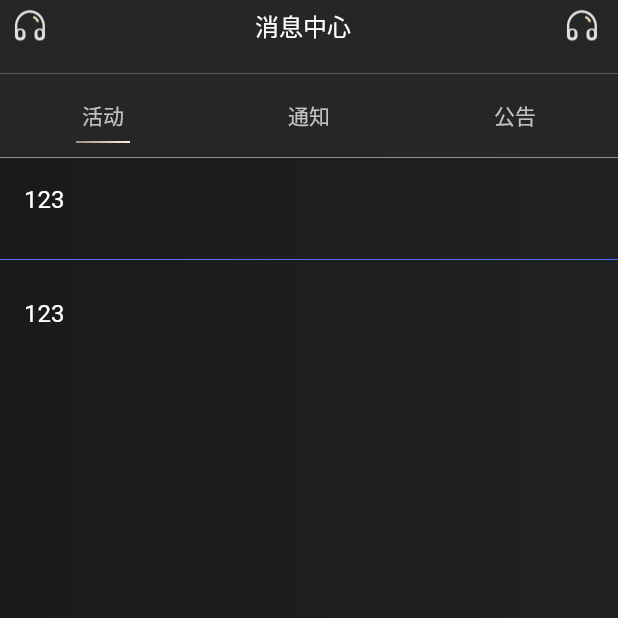
After one commit to a87835546/flutter-demo, a Flutter app: the MessageCenter screen opened directly, after a tap on "123", on a phone screen of 412 x 824 dp, the top half of it. The commit adds this screen. Run offline on Flutter 3.47's test engine with Material 2 defaults, Android fonts, the phone set to English and light mode, and no system bars; drawn by our look-alikes of card_swiper, pull_to_refresh; our stand-ins replace badges, device_info, dio, fluttertoast, logger and 2 more; missing offline and left inert: dart:ffi; accounts and stored records are empty; network calls fail.

Commit message:
add:添加侧滑，我的消息页面

```diff
--- a/lib/base_page/base_page.dart
+++ b/lib/base_page/base_page.dart
@@ -3,6 +3,7 @@ import 'dart:developer';
 import 'package:flutter/cupertino.dart';
 import 'package:flutter/material.dart';
 import 'package:flutter_demo/login&register/login.dart';
+import 'package:flutter_demo/utils/app_singleton.dart';
 import 'package:flutter_demo/utils/http_manager.dart';
 import 'package:pull_to_refresh/pull_to_refresh.dart';
 
@@ -74,4 +75,9 @@ class BasePage {
   Future getData() async {
     return true;
   }
+
+  /// 已经登录，！= null
+  bool checkLogin(){
+    return AppSingleton.userInfoModel?.token != null;
+  }
 }
--- a/lib/login&register/login.dart
+++ b/lib/login&register/login.dart
@@ -210,7 +210,7 @@ class _LoginPageState extends State<LoginPage> {
                 log("value ----->>>>>> $value");
                 if (value != null && value.runtimeType == UserInfoModel) {
                   setState(() {
-                    AppSingleton.userInfoModel = value as UserInfoModel;
+                    // AppSingleton.setUserInfoModel(value as UserInfoModel);
                   });
                   Navigator.pop(context, true);
                 } else {
--- a/lib/login&register/login_request.dart
+++ b/lib/login&register/login_request.dart
@@ -16,7 +16,7 @@ class LoginRequest {
       if(value['code'] == 200) {
 
         model = UserInfoModel.jsonToObject(value['data']);
-        AppSingleton.userInfoModel = model as UserInfoModel;
+        // AppSingleton.setUserInfoModel(value as UserInfoModel);
         log("login by user name result:$value    model : $model");
       }else{
         log("login error $value");
@@ -53,7 +53,7 @@ class LoginRequest {
       if(value['code'] == 200) {
 
         model = UserInfoModel.jsonToObject(value['data']);
-        AppSingleton.userInfoModel = model as UserInfoModel;
+        // AppSingleton.setUserInfoModel(value as UserInfoModel);
         log("login by user name result:$value    model : $model");
       }else{
         log("login error $value");
--- a/lib/main.dart
+++ b/lib/main.dart
@@ -19,6 +19,7 @@ import 'home/stateful_use.dart';
 import 'home/swiper_demo.dart';
 import 'home/webview_use.dart';
 import 'home/widget_lifecycle.dart';
+import 'mine/message_center.dart';
 import 'mine/mine.dart';
 
 void main() {
@@ -28,13 +29,15 @@ void main() {
 class MyApp extends StatelessWidget {
 
   MyApp({Key? key}) : super(key: key);
+
+  dynamic a = AppSingleton.getInstance();
   @override
-  late int i ;
+
   Widget build(BuildContext context) {
     return MaterialApp(
       title: 'Flutter Demo',
       theme: ThemeData(
-        brightness: AppSingleton.brightness??Brightness.light,
+        // brightness: AppSingleton.brightness??Brightness.light,
         primarySwatch: Colors.blue,
       ),
       // home: const MyHomePage(title: 'Flutter Demo Home Page'),
@@ -68,7 +71,6 @@ class MyHomePage extends StatefulWidget {
   const MyHomePage({Key? key, required this.title}) : super(key: key);
 
   final String title;
-
   @override
   State<MyHomePage> createState() => _MyHomePageState();
 }
--- /dev/null
+++ b/lib/mine/message_activity.dart
@@ -0,0 +1,67 @@
+import 'dart:developer';
+
+import 'package:flutter/cupertino.dart';
+import 'package:flutter/material.dart';
+import 'package:flutter_demo/base_page/base_page.dart';
+import 'package:flutter_demo/utils/color_util.dart';
+import 'package:pull_to_refresh/pull_to_refresh.dart';
+
+class MessageActivity extends StatefulWidget {
+  const MessageActivity({Key? key}) : super(key: key);
+
+  @override
+  State<StatefulWidget> createState() => _MessageActivityState();
+}
+
+class _MessageActivityState extends State<MessageActivity> with BasePage {
+  RefreshController refreshController = RefreshController();
+
+  @override
+  Widget build(BuildContext context) {
+    return Container(
+      decoration: BoxDecoration(
+        gradient: LinearGradient(
+          colors: [ColorUtil.hexColor("0x1A1A1C"),ColorUtil.hexColor("0x202123")]
+        )
+      ),
+        child: SmartRefresher(
+
+      controller: refreshController,
+      onRefresh: () {
+        log("下拉刷新");
+        refreshController.refreshCompleted();
+      },
+      onLoading: () {
+        log("加载更多");
+        refreshController.loadComplete();
+      },
+      child: show ? setNetError(context) : _createView(),
+    ));
+  }
+
+  Widget _createView() {
+    return ListView.separated(
+        itemBuilder: (context, index) {
+          return GestureDetector(
+            onTap: (){
+              log("activity page click cell index : $index");
+            },
+            child:  Container(
+              height: 60,
+              child: ListTile(
+                title: Text("123",style: TextStyle(
+                    color: Colors.white
+                ),),
+              ),
+            ),
+          );
+        },
+        separatorBuilder: (context, index) {
+          return Divider(
+            color: Colors.indigoAccent,
+          );
+        },
+
+        itemCount: 2);
+  }
+}
--- /dev/null
+++ b/lib/mine/message_announcement.dart
@@ -0,0 +1,61 @@
+import 'dart:developer';
+
+import 'package:flutter/cupertino.dart';
+import 'package:flutter/material.dart';
+import 'package:flutter_demo/base_page/base_page.dart';
+import 'package:pull_to_refresh/pull_to_refresh.dart';
+
+class MessageAnnouncement extends StatefulWidget {
+  const MessageAnnouncement({Key? key}) : super(key: key);
+
+  @override
+  State<StatefulWidget> createState() => _MessageAnnouncementState();
+}
+
+class _MessageAnnouncementState extends State<MessageAnnouncement>
+    with BasePage {
+  RefreshController refreshController = RefreshController();
+
+  @override
+  Widget build(BuildContext context) {
+    return Container(
+        child: SmartRefresher(
+      controller: refreshController,
+      onRefresh: () {
+        log("下拉刷新");
+        refreshController.refreshCompleted();
+      },
+      onLoading: () {
+        log("加载更多");
+        refreshController.loadComplete();
+      },
+      child: show ? setNetError(context) : _createView(),
+    ));
+  }
+
+  Widget _createView() {
+    return ListView.separated(
+        itemBuilder: (context, index) {
+          return GestureDetector(
+            onTap: (){
+              log("announcement page click cell index : $index");
+            },
+            child:  Container(
+              height: 60,
+              child: ListTile(
+                title: Text("123",style: TextStyle(
+                    color: Colors.blue
+                ),),
+              ),
+            ),
+          );
+        },
+        separatorBuilder: (context, index) {
+          return Divider(
+            color: Colors.indigoAccent,
+          );
+        },
+
+        itemCount: 10);
+  }
+}
--- /dev/null
+++ b/lib/mine/message_center.dart
@@ -0,0 +1,190 @@
+import 'dart:developer';
+
+import 'package:card_swiper/card_swiper.dart';
+import 'package:flutter/cupertino.dart';
+import 'package:flutter/material.dart';
+import 'package:flutter_demo/mine/message_activity.dart';
+import 'package:flutter_demo/mine/message_announcement.dart';
+import 'package:flutter_demo/mine/message_notifacation.dart';
+import 'package:flutter_demo/mine/widget/message_app_bar.dart';
+import 'package:flutter_demo/utils/color_util.dart';
+
+class MessageCenter extends StatefulWidget {
+  final double width;
+
+  const MessageCenter({Key? key, required this.width}) : super(key: key);
+
+  @override
+  State<StatefulWidget> createState() => _MessageCenterState();
+}
+
+class _MessageCenterState extends State<MessageCenter>
+    with SingleTickerProviderStateMixin {
+  final titles = ['活动', '通知', '公告'];
+  final pages = [const MessageActivity(),MessageNotification(),MessageAnnouncement()];
+  static const double itemWidth = 30;
+  static const double lineScale = 1.2;
+  AnimationController? animationController;
+  SwiperController _swiperController = SwiperController();
+  num x = 0;
+
+  @override
+  void initState() {
+    // TODO: implement initState
+    super.initState();
+    animationController = AnimationController(
+        duration: const Duration(milliseconds: 300), vsync: this);
+    CurvedAnimation animation = CurvedAnimation(
+        parent: animationController!, curve: Curves.fastLinearToSlowEaseIn)
+      ..addStatusListener((status) {
+        log("listen status $status");
+      });
+    getX(0);
+  }
+
+  @override
+  void dispose() {
+    super.dispose();
+    animationController?.dispose();
+  }
+
+  void getX(int index) {
+    double width = widget.width;
+    num temp = 0;
+    num item = width / 3;
+    temp = item / 2;
+    temp = temp - itemWidth * lineScale / 2;
+    temp = item * index + temp;
+    setState(() {
+      x = temp;
+    });
+  }
+
+  @override
+  Widget build(BuildContext context) {
+    double width = MediaQuery.of(context).size.width;
+    double top = MediaQuery.of(context).padding.top;
+    return Scaffold(
+      body: Container(
+        child: Column(
+          mainAxisAlignment: MainAxisAlignment.center,
+          children: [
+            MessageAppBar(topPadding: top),
+            Container(
+              color: const Color(0xff252626),
+              child: Column(
+                children: [
+                  Container(
+                      height: 40,
+                      width: width,
+                      alignment: Alignment.center,
+                      child: ListView.builder(
+                        itemBuilder: (BuildContext context, int index) {
+                          return Container(
+                            width: width / titles.length,
+                            height: 38,
+                            child: ListTile(
+                                title: GestureDetector(
+                              onTap: () {
+                                getX(index);
+                                animationController?.forward();
+                              },
+                              child: Container(
+                                width: itemWidth,
+                                child: Text(
+                                  titles[index],
+                                  style: const TextStyle(
+                                      color: Color(0xffc1c1c4), fontSize: 14),
+                                  textAlign: TextAlign.center,
+                                ),
+                              ),
+                            )),
+                          );
+                        },
+                        shrinkWrap: true,
+                        scrollDirection: Axis.horizontal,
+                        itemCount: 3,
+                      )),
+                  Padding(
+                    padding: const EdgeInsets.only(top: 5, bottom: 10),
+                    child: Container(
+                      width: width,
+                      height: 1,
+                      child: Stack(
+                        children: [
+                          // AnimatedBuilder(animation: animationController!, builder: (context,child){
+                          //   return Container(
+                          //             height: 2,
+                          //             width: itemWidth*lineScale,
+                          //             decoration: BoxDecoration(
+                          //               gradient: LinearGradient(
+                          //                 colors: [ColorUtil.hexColor('0xA1927F'),ColorUtil.hexColor('0xFFF1E3')]
+                          //               )
+                          //   )
+                          //   );
+                          // }),
+                          // Transform.translate(
+                          //   offset: Offset(x.toDouble(), 0),
+                          //   child: Container(
+                          //     height: 2,
+                          //     width: itemWidth * lineScale,
+                          //     decoration: BoxDecoration(
+                          //         gradient: LinearGradient(colors: [
+                          //       ColorUtil.hexColor('0xA1927F'),
+                          //       ColorUtil.hexColor('0xFFF1E3')
+                          //     ])),
+                          //   ),
+                          // ),
+                          Positioned(
+                              left: x.toDouble(),
+                              child: Container(
+                                height: 2,
+                                width: itemWidth * lineScale,
+                                decoration: BoxDecoration(
+                                    gradient: LinearGradient(colors: [
+                                  ColorUtil.hexColor('0xA1927F'),
+                                  ColorUtil.hexColor('0xFFF1E3')
+                                ])),
+                              ))
+                        ],
+                      ),
+                    ),
+                  )
+                ],
+              ),
+            ),
+            Expanded(
+                child: Container(
+              child: _createScroll(),
+            ))
+          ],
+        ),
+      ),
+    );
+  }
+
+  Widget _createScroll() {
+    return ListView.builder(
+      itemBuilder: (context, index) {
+        return Container(
+          width: widget.width,
+          child: Swiper(
+              itemCount: titles.length,
+              itemBuilder: (context, index) {
+                return pages[index];
+              },
+              controller: _swiperController,
+              onTap: (int index) async {
+                print("swiper index ---- >>>> ${titles[index]}");
+              },
+              onIndexChanged: (index) {
+                log("index --- >>>$index");
+                getX(index);
+              }),
+        );
+      },
+      itemCount: titles.length,
+      scrollDirection: Axis.horizontal,
+    );
+  }
+}
--- /dev/null
+++ b/lib/mine/message_notifacation.dart
@@ -0,0 +1,60 @@
+import 'dart:developer';
+
+import 'package:flutter/cupertino.dart';
+import 'package:flutter/material.dart';
+import 'package:flutter_demo/base_page/base_page.dart';
+import 'package:pull_to_refresh/pull_to_refresh.dart';
+
+class MessageNotification extends StatefulWidget {
+  const MessageNotification({Key? key}) : super(key: key);
+
+  @override
+  State<StatefulWidget> createState() => _MessageNotificationState();
+}
+
+class _MessageNotificationState extends State<MessageNotification>
+    with BasePage {
+  RefreshController refreshController = RefreshController();
+
+  @override
+  Widget build(BuildContext context) {
+    return Container(
+        child: SmartRefresher(
+      controller: refreshController,
+      onRefresh: () {
+        log("下拉刷新");
+        refreshController.refreshCompleted();
+      },
+      onLoading: () {
+        log("加载更多");
+        refreshController.loadComplete();
+      },
+      child: show ? setNetError(context) : _createView(),
+    ));
+  }
+}
+
+Widget _createView() {
+  return ListView.separated(
+      itemBuilder: (context, index) {
+        return GestureDetector(
+          onTap: (){
+            log("notification page click cell index : $index");
+          },
+          child:  Container(
+            height: 60,
+            child: ListTile(
+              title: Text("123",style: TextStyle(
+                  color: Colors.redAccent
+              ),),
+            ),
+          ),
+        );
+      },
+      separatorBuilder: (context, index) {
+        return Divider(
+          color: Colors.indigoAccent,
+        );
+      },
+      itemCount: 10);
+}
--- /dev/null
+++ b/lib/mine/widget/message_app_bar.dart
@@ -0,0 +1,57 @@
+import 'package:flutter/cupertino.dart';
+import 'package:flutter/material.dart';
+
+class MessageAppBar extends StatefulWidget {
+  /// 顶部导航栏的安全区
+  final double topPadding;
+  const MessageAppBar({Key? key,required this.topPadding}) : super(key: key);
+
+  @override
+  State<StatefulWidget> createState() => _M();
+}
+
+class _M extends State<MessageAppBar> {
+  @override
+  Widget build(BuildContext context) {
+    return Container(
+      height: widget.topPadding + 49,
+      color: const Color(0xff252626),
+      child: Padding(
+        padding: EdgeInsets.only(top: widget.topPadding - 15),
+        child: Row(
+          mainAxisAlignment: MainAxisAlignment.spaceBetween,
+          children: [
+            Container(
+                width: 40,
+                height: 40,
+                // color: Colors.redAccent,
+                child: IconButton(
+                    onPressed: () {
+                      Navigator.pop(context);
+                    },
+                    icon: Image.asset(
+                      "imgs/mine/images/icon-customer-service@3x.png",
+                      width: 40,
+                      height: 24,
+                    ))),
+            Container(
+              child: Text(
+                "消息中心",
+                style: TextStyle(color: Colors.white, fontSize: 16),
+              ),
+            ),
+            Container(
+              child: IconButton(
+                  onPressed: () {},
+                  icon: Image.asset(
+                    "imgs/mine/images/icon-customer-service@3x.png",
+                    width: 40,
+                    height: 24,
+                  )),
+            ),
+          ],
+        ),
+      ),
+    );
+  }
+}
--- a/lib/tabbar/custom_bottom_navigation_bar.dart
+++ b/lib/tabbar/custom_bottom_navigation_bar.dart
@@ -12,7 +12,7 @@ class CustomBottomNavigationBar extends StatefulWidget {
 
 class TabbarController extends State<CustomBottomNavigationBar> {
   int selectedIndex = 0;
-  final List tabbar_controllers = [Home(), Mine()];
+  final List tabbar_controllers = [Home(), const Mine()];
 
   @override
   Widget build(BuildContext context) {
--- /dev/null
+++ b/lib/utils/cache.dart
@@ -0,0 +1,3 @@
+class CacheUtil {
+
+}
```
Also changed, not shown: lib/home/swiper_demo.dart (+8 -3 lines), lib/mine/mine.dart (+9 -2 lines), lib/mine/model/user_info_model.dart (+19 -1 lines), lib/utils/app_singleton.dart (+55 -6 lines), lib/utils/share_preference_util.dart (added, +22 -0 lines), 1 other file.
